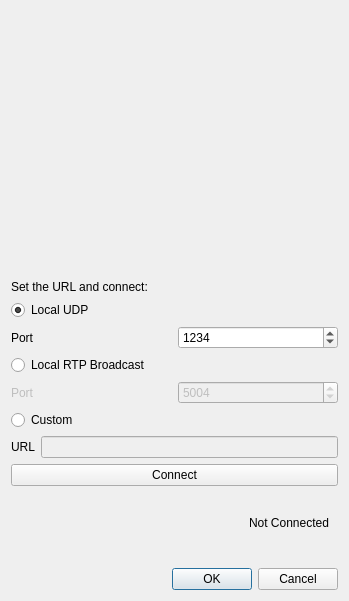
The window that src/VideoStreamDialog.ui (markus-wa/glmixer-mirror) describes before a commit, drawn with Qt 5.
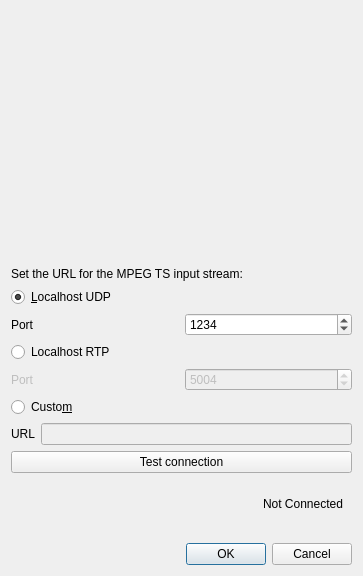
The same window after the commit. Icons and pictures are not drawn. Custom widgets are drawn as their Qt base class.

Commit message: BugFix and stability improvement for Network Stream source (MPEG TS).

```diff
--- a/src/VideoStreamDialog.ui
+++ b/src/VideoStreamDialog.ui
@@ -6,8 +6,8 @@
    <rect>
     <x>0</x>
     <y>0</y>
-    <width>349</width>
-    <height>601</height>
+    <width>363</width>
+    <height>576</height>
    </rect>
   </property>
   <property name="windowTitle">
@@ -29,11 +29,34 @@
     </widget>
    </item>
    <item>
-    <widget class="QLabel" name="label_3">
-     <property name="text">
-      <string>Set the URL and connect:</string>
-     </property>
-    </widget>
+    <layout class="QHBoxLayout" name="horizontalLayout_5">
+     <item>
+      <widget class="QLabel" name="label_3">
+       <property name="sizePolicy">
+        <sizepolicy hsizetype="Expanding" vsizetype="Preferred">
+         <horstretch>0</horstretch>
+         <verstretch>0</verstretch>
+        </sizepolicy>
+       </property>
+       <property name="text">
+        <string>Set the URL for the MPEG TS input stream:</string>
+       </property>
+      </widget>
+     </item>
+     <item>
+      <widget class="QLabel" name="label_8">
+       <property name="toolTip">
+        <string>&lt;html&gt;&lt;head/&gt;&lt;body&gt;&lt;p&gt;Indicate the URL of the MPEG Transport Stream (TS) which is broadcasted over User Datagram Protocol (UDP) or Real-time Transport Protocol (RTP).&lt;/p&gt;&lt;/body&gt;&lt;/html&gt;</string>
+       </property>
+       <property name="pixmap">
+        <pixmap resource="../icons.qrc">:/glmixer/icons/info.png</pixmap>
+       </property>
+       <property name="alignment">
+        <set>Qt::AlignRight|Qt::AlignTrailing|Qt::AlignVCenter</set>
+       </property>
+      </widget>
+     </item>
+    </layout>
    </item>
    <item>
     <widget class="QWidget" name="widget_2" native="true">
@@ -50,7 +73,7 @@
       <item>
        <widget class="QRadioButton" name="UDPStream">
         <property name="text">
-         <string>Local UDP</string>
+         <string>&amp;Localhost UDP</string>
         </property>
         <property name="checked">
          <bool>true</bool>
@@ -90,7 +113,7 @@
       <item>
        <widget class="QRadioButton" name="RTPStream">
         <property name="text">
-         <string>Local RTP Broadcast</string>
+         <string>Localhost RTP</string>
         </property>
        </widget>
       </item>
@@ -133,7 +156,7 @@
       <item>
        <widget class="QRadioButton" name="customStream">
         <property name="text">
-         <string>Custom</string>
+         <string>Custo&amp;m</string>
         </property>
        </widget>
       </item>
@@ -158,7 +181,7 @@
       <item>
        <widget class="QPushButton" name="connect">
         <property name="text">
-         <string>Connect</string>
+         <string>Test connection</string>
         </property>
        </widget>
       </item>
```
The commit also changes 5 other files.
